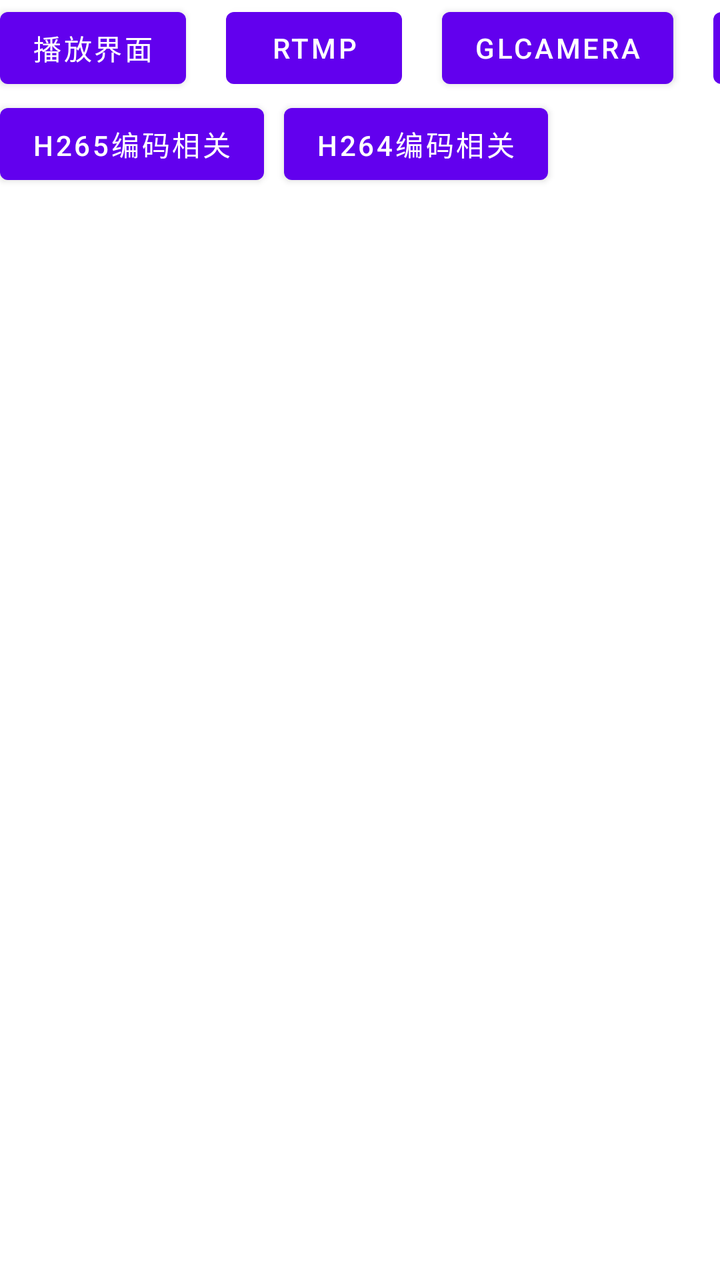
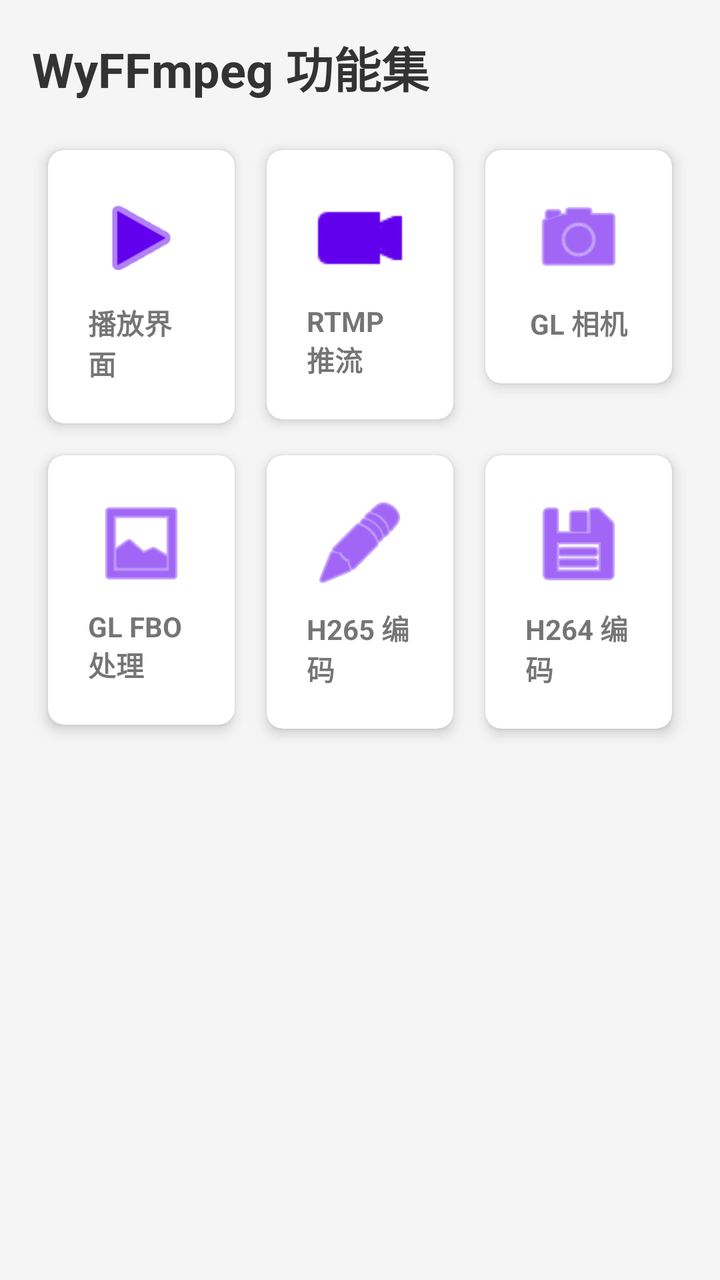

Screens rendered from an Android XML layout before and after an edit, with the pre-edit source and the edit as a unified diff.
<!-- AndroidManifest.xml: application theme Theme.MyyFFmpeg -->
<!-- res/layout/fragment_main_layout.xml -->
<?xml version="1.0" encoding="utf-8"?>
<androidx.constraintlayout.widget.ConstraintLayout xmlns:android="http://schemas.android.com/apk/res/android"
    android:layout_width="match_parent"
    android:layout_height="match_parent"
    xmlns:app="http://schemas.android.com/apk/res-auto"
    xmlns:tools="http://schemas.android.com/tools">

    <Button
        android:id="@+id/btn_ff_play"
        android:layout_width="wrap_content"
        android:layout_height="wrap_content"
        android:text="播放界面"
        app:layout_constraintStart_toStartOf="parent"
        app:layout_constraintTop_toTopOf="parent"
        tools:ignore="HardcodedText" />

    <Button
        android:id="@+id/btn_ff_rtmp"
        android:layout_width="wrap_content"
        android:layout_height="wrap_content"
        android:layout_marginStart="20dp"
        android:text="RTMP"
        app:layout_constraintStart_toEndOf="@+id/btn_ff_play"
        app:layout_constraintTop_toTopOf="parent"
        tools:ignore="HardcodedText" />

    <Button
        android:id="@+id/btn_ff_gl_camera"
        android:layout_width="wrap_content"
        android:layout_height="wrap_content"
        android:layout_marginStart="20dp"
        android:text="GLCamera"
        app:layout_constraintStart_toEndOf="@+id/btn_ff_rtmp"
        app:layout_constraintTop_toTopOf="parent"
        tools:ignore="HardcodedText" />

    <Button
        android:id="@+id/btn_ff_gl_fbo"
        android:layout_width="wrap_content"
        android:layout_height="wrap_content"
        android:layout_marginStart="20dp"
        android:text="GL帧缓冲视频处理"
        app:layout_constraintStart_toEndOf="@+id/btn_ff_gl_camera"
        app:layout_constraintTop_toTopOf="parent"
        tools:ignore="HardcodedText" />

    <Button
        android:id="@+id/btn_ff_h265"
        android:layout_width="wrap_content"
        android:layout_height="wrap_content"
        android:text="H265编码相关"
        app:layout_constraintTop_toBottomOf="@+id/btn_ff_play"
        app:layout_constraintStart_toStartOf="parent"
        tools:ignore="HardcodedText" />

    <Button
        android:id="@+id/btn_ff_h264"
        android:layout_width="wrap_content"
        android:layout_height="wrap_content"
        android:layout_marginStart="10dp"
        android:text="H264编码相关"
        app:layout_constraintTop_toBottomOf="@+id/btn_ff_play"
        app:layout_constraintStart_toEndOf="@+id/btn_ff_h265"
        tools:ignore="HardcodedText" />

</androidx.constraintlayout.widget.ConstraintLayout>
<!-- resources referenced by this layout -->
<resources>
  <style name="Theme.MyyFFmpeg" parent="Theme.MaterialComponents.DayNight.DarkActionBar">
          
          <item name="colorPrimary">@color/purple_500</item>
          <item name="colorPrimaryVariant">@color/purple_700</item>
          <item name="colorOnPrimary">@color/white</item>
          
          <item name="colorSecondary">@color/teal_200</item>
          <item name="colorSecondaryVariant">@color/teal_700</item>
          <item name="colorOnSecondary">@color/black</item>
          
          <item name="android:statusBarColor">?attr/colorPrimaryVariant</item>
          
      </style>
  <color name="purple_500">#FF6200EE</color>
  <color name="purple_700">#FF3700B3</color>
  <color name="white">#FFFFFFFF</color>
  <color name="teal_200">#FF03DAC5</color>
  <color name="teal_700">#FF018786</color>
  <color name="black">#FF000000</color>
</resources>

<!-- the commit's change to res/layout/fragment_main_layout.xml (unified diff, before → after) -->
@@ -1,66 +1,261 @@
 <?xml version="1.0" encoding="utf-8"?>
-<androidx.constraintlayout.widget.ConstraintLayout xmlns:android="http://schemas.android.com/apk/res/android"
+<androidx.core.widget.NestedScrollView xmlns:android="http://schemas.android.com/apk/res/android"
+    xmlns:app="http://schemas.android.com/apk/res-auto"
+    xmlns:tools="http://schemas.android.com/tools"
     android:layout_width="match_parent"
     android:layout_height="match_parent"
-    xmlns:app="http://schemas.android.com/apk/res-auto"
-    xmlns:tools="http://schemas.android.com/tools">
-
-    <Button
-        android:id="@+id/btn_ff_play"
-        android:layout_width="wrap_content"
+    android:background="#F5F5F5">
+
+    <androidx.constraintlayout.widget.ConstraintLayout
+        android:layout_width="match_parent"
         android:layout_height="wrap_content"
-        android:text="播放界面"
-        app:layout_constraintStart_toStartOf="parent"
-        app:layout_constraintTop_toTopOf="parent"
-        tools:ignore="HardcodedText" />
-
-    <Button
-        android:id="@+id/btn_ff_rtmp"
-        android:layout_width="wrap_content"
-        android:layout_height="wrap_content"
-        android:layout_marginStart="20dp"
-        android:text="RTMP"
-        app:layout_constraintStart_toEndOf="@+id/btn_ff_play"
-        app:layout_constraintTop_toTopOf="parent"
-        tools:ignore="HardcodedText" />
-
-    <Button
-        android:id="@+id/btn_ff_gl_camera"
-        android:layout_width="wrap_content"
-        android:layout_height="wrap_content"
-        android:layout_marginStart="20dp"
-        android:text="GLCamera"
-        app:layout_constraintStart_toEndOf="@+id/btn_ff_rtmp"
-        app:layout_constraintTop_toTopOf="parent"
-        tools:ignore="HardcodedText" />
-
-    <Button
-        android:id="@+id/btn_ff_gl_fbo"
-        android:layout_width="wrap_content"
-        android:layout_height="wrap_content"
-        android:layout_marginStart="20dp"
-        android:text="GL帧缓冲视频处理"
-        app:layout_constraintStart_toEndOf="@+id/btn_ff_gl_camera"
-        app:layout_constraintTop_toTopOf="parent"
-        tools:ignore="HardcodedText" />
-
-    <Button
-        android:id="@+id/btn_ff_h265"
-        android:layout_width="wrap_content"
-        android:layout_height="wrap_content"
-        android:text="H265编码相关"
-        app:layout_constraintTop_toBottomOf="@+id/btn_ff_play"
-        app:layout_constraintStart_toStartOf="parent"
-        tools:ignore="HardcodedText" />
-
-    <Button
-        android:id="@+id/btn_ff_h264"
-        android:layout_width="wrap_content"
-        android:layout_height="wrap_content"
-        android:layout_marginStart="10dp"
-        android:text="H264编码相关"
-        app:layout_constraintTop_toBottomOf="@+id/btn_ff_play"
-        app:layout_constraintStart_toEndOf="@+id/btn_ff_h265"
-        tools:ignore="HardcodedText" />
-
-</androidx.constraintlayout.widget.ConstraintLayout>
+        android:padding="16dp">
+
+        <TextView
+            android:id="@+id/tv_title"
+            android:layout_width="wrap_content"
+            android:layout_height="wrap_content"
+            android:text="WyFFmpeg 功能集"
+            android:textColor="#333333"
+            android:textSize="24sp"
+            android:textStyle="bold"
+            app:layout_constraintStart_toStartOf="parent"
+            app:layout_constraintTop_toTopOf="parent"
+            tools:ignore="HardcodedText" />
+
+        <GridLayout
+            android:layout_width="match_parent"
+            android:layout_height="wrap_content"
+            android:layout_marginTop="16dp"
+            android:columnCount="3"
+            android:alignmentMode="alignMargins"
+            android:columnOrderPreserved="false"
+            app:layout_constraintTop_toBottomOf="@id/tv_title">
+
+            <com.google.android.material.card.MaterialCardView
+                android:layout_width="0dp"
+                android:layout_height="wrap_content"
+                android:layout_columnWeight="1"
+                android:layout_margin="8dp"
+                app:cardCornerRadius="8dp"
+                app:cardElevation="4dp">
+
+                <LinearLayout
+                    android:id="@+id/btn_ff_play"
+                    android:layout_width="match_parent"
+                    android:layout_height="match_parent"
+                    android:gravity="center"
+                    android:orientation="vertical"
+                    android:padding="20dp"
+                    android:clickable="true"
+                    android:focusable="true"
+                    android:background="?attr/selectableItemBackground">
+
+                    <ImageView
+                        android:layout_width="48dp"
+                        android:layout_height="48dp"
+                        android:src="@android:drawable/ic_media_play"
+                        android:contentDescription="播放界面"
+                        app:tint="@color/design_default_color_primary"
+                        tools:ignore="HardcodedText" />
+
+                    <TextView
+                        android:layout_width="wrap_content"
+                        android:layout_height="wrap_content"
+                        android:layout_marginTop="8dp"
+                        android:text="播放界面"
+                        android:textStyle="bold"
+                        tools:ignore="HardcodedText" />
+                </LinearLayout>
+            </com.google.android.material.card.MaterialCardView>
+
+            <com.google.android.material.card.MaterialCardView
+                android:layout_width="0dp"
+                android:layout_height="wrap_content"
+                android:layout_columnWeight="1"
+                android:layout_margin="8dp"
+                app:cardCornerRadius="8dp"
+                app:cardElevation="4dp">
+
+                <LinearLayout
+                    android:id="@+id/btn_ff_rtmp"
+                    android:layout_width="match_parent"
+                    android:layout_height="match_parent"
+                    android:gravity="center"
+                    android:orientation="vertical"
+                    android:padding="20dp"
+                    android:clickable="true"
+                    android:focusable="true"
+                    android:background="?attr/selectableItemBackground">
+
+                    <ImageView
+                        android:layout_width="48dp"
+                        android:layout_height="48dp"
+                        android:src="@android:drawable/presence_video_online"
+                        android:contentDescription="RTMP 推流"
+                        app:tint="@color/design_default_color_primary"
+                        tools:ignore="HardcodedText" />
+
+                    <TextView
+                        android:layout_width="wrap_content"
+                        android:layout_height="wrap_content"
+                        android:layout_marginTop="8dp"
+                        android:text="RTMP 推流"
+                        android:textStyle="bold"
+                        tools:ignore="HardcodedText" />
+                </LinearLayout>
+            </com.google.android.material.card.MaterialCardView>
+
+            <com.google.android.material.card.MaterialCardView
+                android:layout_width="0dp"
+                android:layout_height="wrap_content"
+                android:layout_columnWeight="1"
+                android:layout_margin="8dp"
+                app:cardCornerRadius="8dp"
+                app:cardElevation="4dp">
+
+                <LinearLayout
+                    android:id="@+id/btn_ff_gl_camera"
+                    android:layout_width="match_parent"
+                    android:layout_height="match_parent"
+                    android:gravity="center"
+                    android:orientation="vertical"
+                    android:padding="20dp"
+                    android:clickable="true"
+                    android:focusable="true"
+                    android:background="?attr/selectableItemBackground">
+
+                    <ImageView
+                        android:layout_width="48dp"
+                        android:layout_height="48dp"
+                        android:src="@android:drawable/ic_menu_camera"
+                        android:contentDescription="GL 相机"
+                        app:tint="@color/design_default_color_primary"
+                        tools:ignore="HardcodedText" />
+
+                    <TextView
+                        android:layout_width="wrap_content"
+                        android:layout_height="wrap_content"
+                        android:layout_marginTop="8dp"
+                        android:text="GL 相机"
+                        android:textStyle="bold"
+                        tools:ignore="HardcodedText" />
+                </LinearLayout>
+            </com.google.android.material.card.MaterialCardView>
+
+            <com.google.android.material.card.MaterialCardView
+                android:layout_width="0dp"
+                android:layout_height="wrap_content"
+                android:layout_columnWeight="1"
+                android:layout_margin="8dp"
+                app:cardCornerRadius="8dp"
+                app:cardElevation="4dp">
+
+                <LinearLayout
+                    android:id="@+id/btn_ff_gl_fbo"
+                    android:layout_width="match_parent"
+                    android:layout_height="match_parent"
+                    android:gravity="center"
+                    android:orientation="vertical"
+                    android:padding="20dp"
+                    android:clickable="true"
+                    android:focusable="true"
+                    android:background="?attr/selectableItemBackground">
+
+                    <ImageView
+                        android:layout_width="48dp"
+                        android:layout_height="48dp"
+                        android:src="@android:drawable/ic_menu_gallery"
+                        android:contentDescription="GL FBO 处理"
+                        app:tint="@color/design_default_color_primary"
+                        tools:ignore="HardcodedText" />
+
+                    <TextView
+                        android:layout_width="wrap_content"
+                        android:layout_height="wrap_content"
+                        android:layout_marginTop="8dp"
+                        android:text="GL FBO 处理"
+                        android:textStyle="bold"
+                        tools:ignore="HardcodedText" />
+                </LinearLayout>
+            </com.google.android.material.card.MaterialCardView>
+
+            <com.google.android.material.card.MaterialCardView
+                android:layout_width="0dp"
+                android:layout_height="wrap_content"
+                android:layout_columnWeight="1"
+                android:layout_margin="8dp"
+                app:cardCornerRadius="8dp"
+                app:cardElevation="4dp">
+
+                <LinearLayout
+                    android:id="@+id/btn_ff_h265"
+                    android:layout_width="match_parent"
+                    android:layout_height="match_parent"
+                    android:gravity="center"
+                    android:orientation="vertical"
+                    android:padding="20dp"
+                    android:clickable="true"
+                    android:focusable="true"
+                    android:background="?attr/selectableItemBackground">
+
+                    <ImageView
+                        android:layout_width="48dp"
+                        android:layout_height="48dp"
+                        android:src="@android:drawable/ic_menu_edit"
+                        android:contentDescription="H265 编码"
+                        app:tint="@color/design_default_color_primary"
+                        tools:ignore="HardcodedText" />
+
+                    <TextView
+                        android:layout_width="wrap_content"
+                        android:layout_height="wrap_content"
+                        android:layout_marginTop="8dp"
+                        android:text="H265 编码"
+                        android:textStyle="bold"
+                        tools:ignore="HardcodedText" />
+                </LinearLayout>
+            </com.google.android.material.card.MaterialCardView>
+
+            <com.google.android.material.card.MaterialCardView
+                android:layout_width="0dp"
+                android:layout_height="wrap_content"
+                android:layout_columnWeight="1"
+                android:layout_margin="8dp"
+                app:cardCornerRadius="8dp"
+                app:cardElevation="4dp">
+
+                <LinearLayout
+                    android:id="@+id/btn_ff_h264"
+                    android:layout_width="match_parent"
+                    android:layout_height="match_parent"
+                    android:gravity="center"
+                    android:orientation="vertical"
+                    android:padding="20dp"
+                    android:clickable="true"
+                    android:focusable="true"
+                    android:background="?attr/selectableItemBackground">
+
+                    <ImageView
+                        android:layout_width="48dp"
+                        android:layout_height="48dp"
+                        android:src="@android:drawable/ic_menu_save"
+                        android:contentDescription="H264 编码"
+                        app:tint="@color/design_default_color_primary"
+                        tools:ignore="HardcodedText" />
+
+                    <TextView
+                        android:layout_width="wrap_content"
+                        android:layout_height="wrap_content"
+                        android:layout_marginTop="8dp"
+                        android:text="H264 编码"
+                        android:textStyle="bold"
+                        tools:ignore="HardcodedText" />
+                </LinearLayout>
+            </com.google.android.material.card.MaterialCardView>
+
+        </GridLayout>
+
+    </androidx.constraintlayout.widget.ConstraintLayout>
+
+</androidx.core.widget.NestedScrollView>
